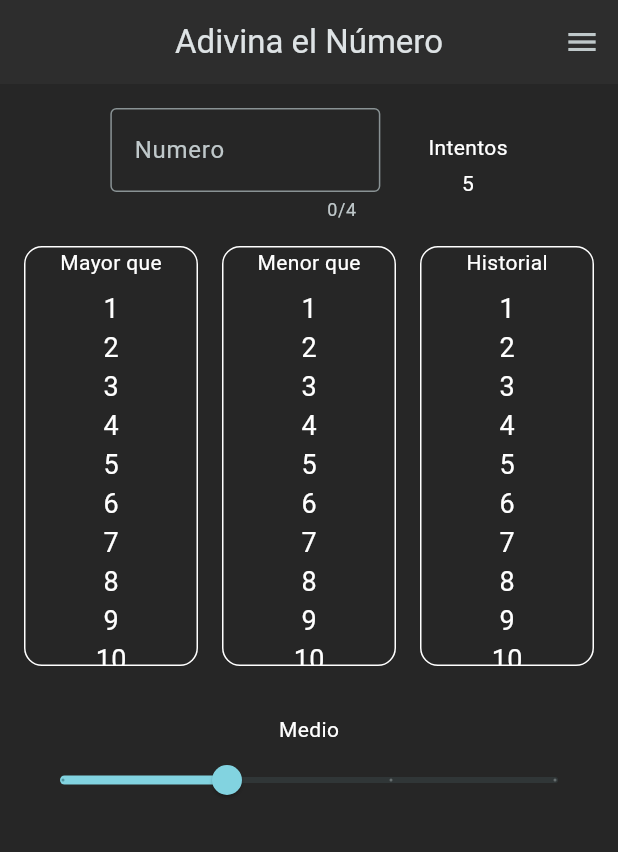
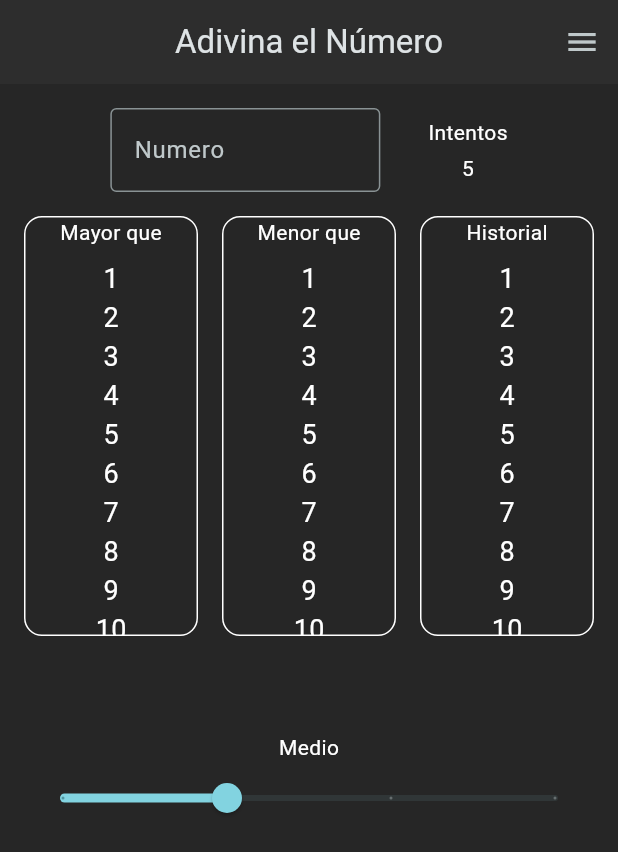
Before and after one commit to diegoZarateFer/AdivinaElNumero, a Flutter app: the screen it shows after launch, on a phone screen of 412 x 824 dp. Shown: the top 852 px of the screen. Run offline on Flutter 3.47's test engine with Material 3 defaults, Android fonts, the light colour scheme and no system bars.

Commit message:
Toques finales de la UI

```diff
--- a/lib/widgets/pantalla_principal.dart
+++ b/lib/widgets/pantalla_principal.dart
@@ -47,6 +47,7 @@ class _PantallaPrincipalState extends State<PantallaPrincipal> {
                           label: Text('Numero'),
                           border: OutlineInputBorder(),
                           hintText: '####',
+                          counterText: "",
                         ),
                       ),
                     ),
@@ -90,7 +91,7 @@ class _PantallaPrincipalState extends State<PantallaPrincipal> {
                 ],
               ),
               const SizedBox(
-                height: 32,
+                height: 64,
               ),
               SelectorNiveles(
                 valor: 1,
```
